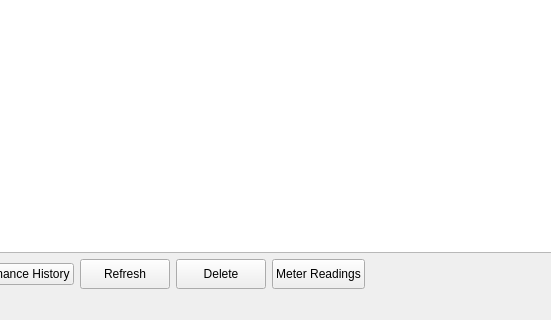
Old version of the form app/ui/forms/assets_page.ui in the repository Apie-dup/MaintenanceSystem; both pictures show x 247 to 798 and y 375 to 695 of the 1226 by 695 pixel window.
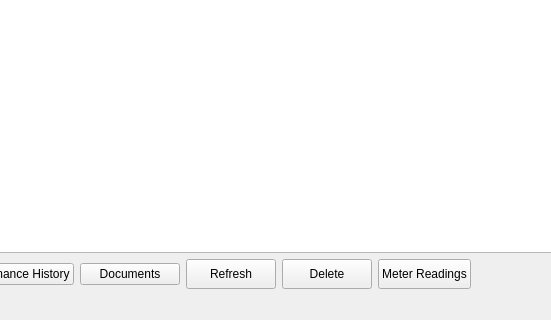
New version of the form.

Commit message: Add asset documentation management module

```diff
--- a/app/ui/forms/assets_page.ui
+++ b/app/ui/forms/assets_page.ui
@@ -179,6 +179,22 @@
          </property>
         </widget>
        </item>
+       <item>
+        <widget class="QPushButton" name="btnDocuments">
+         <property name="minimumSize">
+          <size>
+           <width>100</width>
+           <height>0</height>
+          </size>
+         </property>
+         <property name="toolTip">
+          <string extracomment="View and manage documents for the selected asset"/>
+         </property>
+         <property name="text">
+          <string>Documents</string>
+         </property>
+        </widget>
+       </item>
        <item>
         <widget class="QPushButton" name="btnRefresh">
          <property name="minimumSize">
```
The commit also changes 12 other files.
